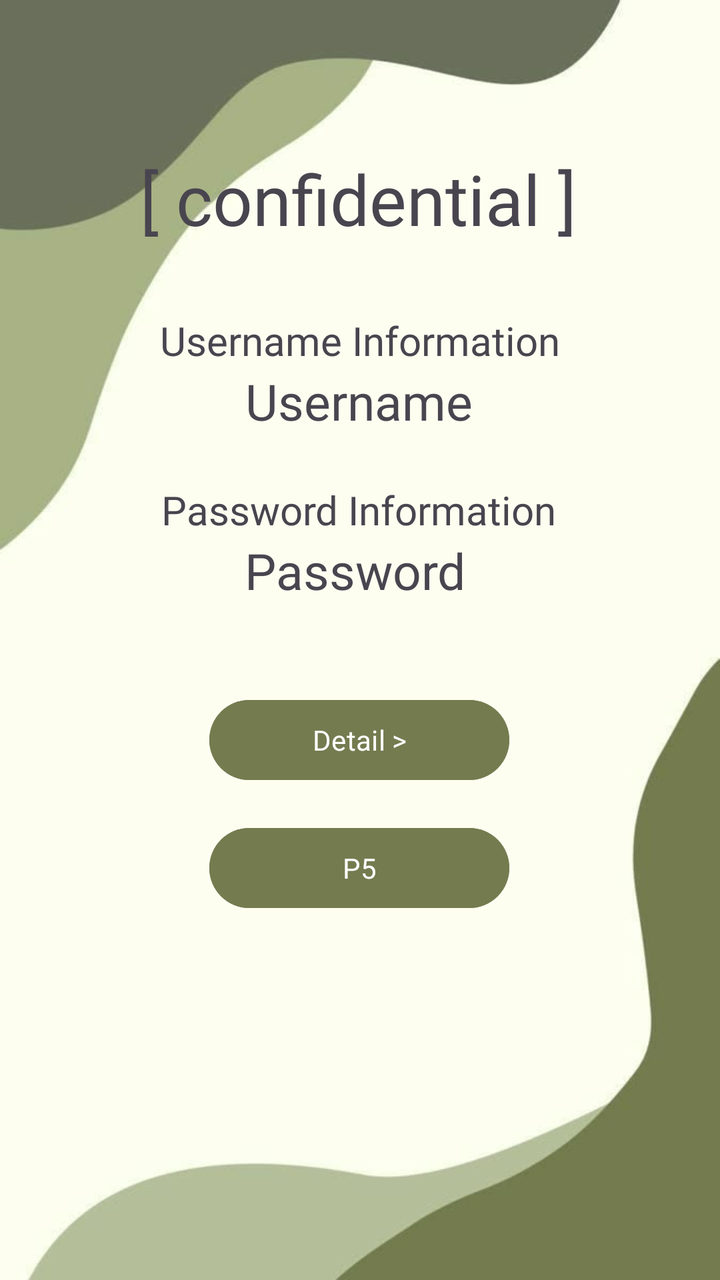
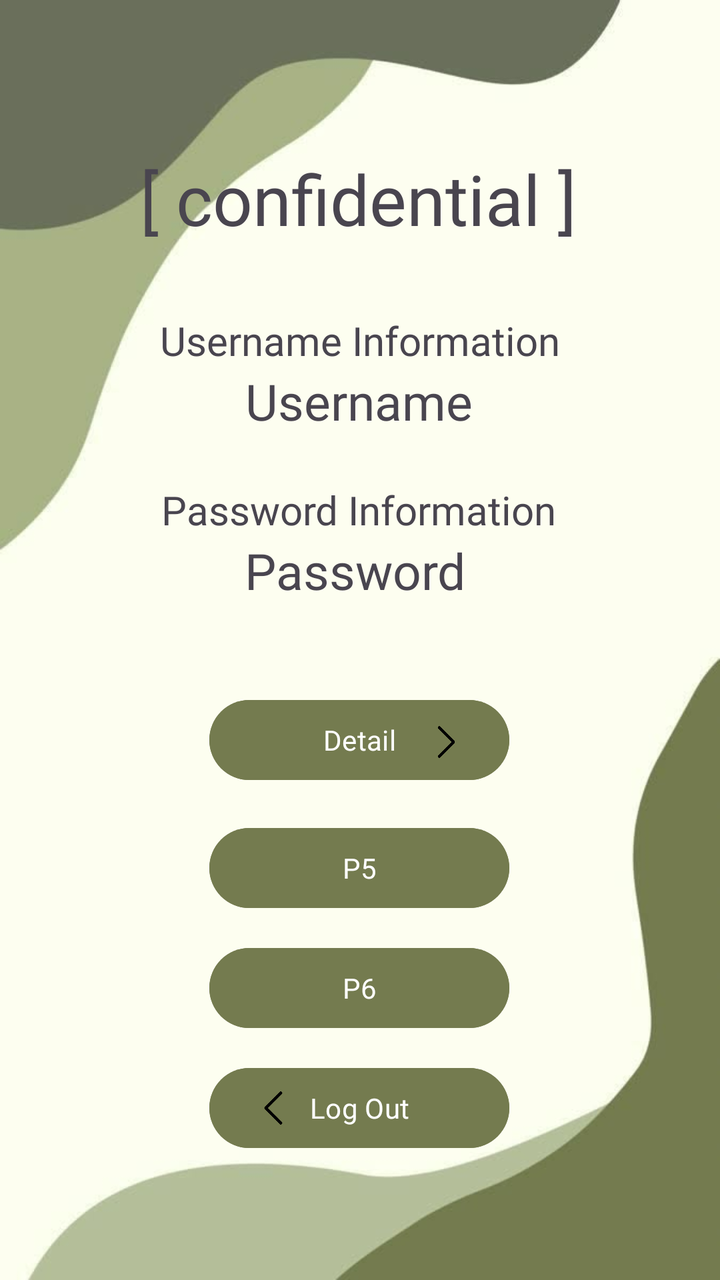

The first picture is an Android layout as it rendered before a commit; the second is the same layout after the commit. The layout source and the unified diff follow.
<!-- AndroidManifest.xml: application theme Theme.Sherine_TIA -->
<!-- res/layout/activity_main.xml -->
<?xml version="1.0" encoding="utf-8"?>
<androidx.constraintlayout.widget.ConstraintLayout xmlns:android="http://schemas.android.com/apk/res/android"
    xmlns:app="http://schemas.android.com/apk/res-auto"
    xmlns:tools="http://schemas.android.com/tools"
    android:id="@+id/main"
    android:layout_width="match_parent"
    android:layout_height="match_parent"
    android:background="@color/bgColour"
    tools:context=".MainActivity">

    <ImageView
        android:id="@+id/imageView4"
        android:layout_width="0dp"
        android:layout_height="0dp"
        android:scaleType="centerCrop"
        app:layout_constraintBottom_toBottomOf="parent"
        app:layout_constraintEnd_toEndOf="parent"
        app:layout_constraintHorizontal_bias="1.0"
        app:layout_constraintStart_toStartOf="parent"
        app:layout_constraintTop_toTopOf="parent"
        app:layout_constraintVertical_bias="0.0"
        app:srcCompat="@drawable/bg_img" />

    <TextView
        android:id="@+id/password"
        android:layout_width="wrap_content"
        android:layout_height="wrap_content"
        android:layout_marginStart="80dp"
        android:layout_marginEnd="84dp"
        android:fontFamily="@font/cinzel_regular"
        android:text="Password"
        android:textSize="25dp"
        app:layout_constraintEnd_toEndOf="parent"
        app:layout_constraintHorizontal_bias="0.494"
        app:layout_constraintStart_toStartOf="parent"
        app:layout_constraintTop_toBottomOf="@+id/txtPassword" />

    <TextView
        android:id="@+id/textView5"
        android:layout_width="wrap_content"
        android:layout_height="wrap_content"
        android:layout_marginTop="76dp"
        android:fontFamily="@font/cinzel_bold"
        android:text="[ confidential ]"
        android:textSize="35dp"
        app:layout_constraintEnd_toEndOf="parent"
        app:layout_constraintHorizontal_bias="0.495"
        app:layout_constraintStart_toStartOf="parent"
        app:layout_constraintTop_toTopOf="parent" />

    <TextView
        android:id="@+id/username"
        android:layout_width="wrap_content"
        android:layout_height="wrap_content"
        android:fontFamily="@font/cinzel_regular"
        android:text="Username"
        android:textSize="25dp"
        app:layout_constraintEnd_toEndOf="parent"
        app:layout_constraintHorizontal_bias="0.498"
        app:layout_constraintStart_toStartOf="parent"
        app:layout_constraintTop_toBottomOf="@+id/txtUsername" />

    <TextView
        android:id="@+id/txtUsername"
        android:layout_width="wrap_content"
        android:layout_height="wrap_content"
        android:layout_marginTop="34dp"
        android:fontFamily="@font/cinzel_bold"
        android:text="Username Information"
        android:textSize="20sp"
        app:layout_constraintEnd_toEndOf="parent"
        app:layout_constraintStart_toStartOf="parent"
        app:layout_constraintTop_toBottomOf="@+id/textView5" />

    <TextView
        android:id="@+id/txtPassword"
        android:layout_width="wrap_content"
        android:layout_height="wrap_content"
        android:layout_marginTop="24dp"
        android:fontFamily="@font/cinzel_bold"
        android:text="Password Information"
        android:textSize="20sp"
        app:layout_constraintEnd_toEndOf="parent"
        app:layout_constraintHorizontal_bias="0.496"
        app:layout_constraintStart_toStartOf="parent"
        app:layout_constraintTop_toBottomOf="@+id/username" />

    <Button
        android:id="@+id/btnDetail"
        android:layout_width="150dp"
        android:layout_height="wrap_content"
        android:layout_marginTop="44dp"
        android:backgroundTint="@color/button"
        android:fontFamily="@font/godofwar"
        android:text="Detail >"
        app:layout_constraintEnd_toEndOf="parent"
        app:layout_constraintHorizontal_bias="0.498"
        app:layout_constraintStart_toStartOf="parent"
        app:layout_constraintTop_toBottomOf="@+id/password" />

    <Button
        android:id="@+id/btnP5"
        android:layout_width="150dp"
        android:layout_height="wrap_content"
        android:layout_marginTop="16dp"
        android:backgroundTint="@color/button"
        android:fontFamily="@font/godofwar"
        android:text="P5"
        app:layout_constraintEnd_toEndOf="parent"
        app:layout_constraintHorizontal_bias="0.498"
        app:layout_constraintStart_toStartOf="parent"
        app:layout_constraintTop_toBottomOf="@+id/btnDetail" />

</androidx.constraintlayout.widget.ConstraintLayout>
<!-- resources referenced by this layout -->
<resources>
  <color name="bgColour">#FDFEF0</color>
  <color name="button">#747B4F</color>
  <!-- drawable bg_img: jpg bitmap (drawable, 10334 bytes) -->
  <style name="Theme.Sherine_TIA" parent="Base.Theme.Sherine_TIA" />
  <style name="Base.Theme.Sherine_TIA" parent="Theme.Material3.DayNight.NoActionBar">
          
          
      </style>
</resources>

<!-- the commit's change to res/layout/activity_main.xml (unified diff, before → after) -->
@@ -92,7 +92,7 @@
         android:layout_marginTop="44dp"
         android:backgroundTint="@color/button"
         android:fontFamily="@font/godofwar"
-        android:text="Detail >"
+        android:text="Detail"
         app:layout_constraintEnd_toEndOf="parent"
         app:layout_constraintHorizontal_bias="0.498"
         app:layout_constraintStart_toStartOf="parent"
@@ -111,4 +111,54 @@
         app:layout_constraintStart_toStartOf="parent"
         app:layout_constraintTop_toBottomOf="@+id/btnDetail" />
 
+    <Button
+        android:id="@+id/btnP6"
+        android:layout_width="150dp"
+        android:layout_height="wrap_content"
+        android:layout_marginTop="12dp"
+        android:backgroundTint="@color/button"
+        android:fontFamily="@font/godofwar"
+        android:text="P6"
+        app:layout_constraintEnd_toEndOf="parent"
+        app:layout_constraintHorizontal_bias="0.498"
+        app:layout_constraintStart_toStartOf="parent"
+        app:layout_constraintTop_toBottomOf="@+id/btnP5" />
+
+    <Button
+        android:id="@+id/btnLogOut"
+        android:layout_width="150dp"
+        android:layout_height="wrap_content"
+        android:layout_marginTop="12dp"
+        android:backgroundTint="@color/button"
+        android:fontFamily="@font/godofwar"
+        android:text="Log Out"
+        app:layout_constraintEnd_toEndOf="parent"
+        app:layout_constraintHorizontal_bias="0.498"
+        app:layout_constraintStart_toStartOf="parent"
+        app:layout_constraintTop_toBottomOf="@+id/btnP6" />
+
+    <ImageView
+        android:id="@+id/imageView5"
+        android:layout_width="24dp"
+        android:layout_height="48dp"
+        android:layout_marginStart="20dp"
+        android:rotation="90"
+        app:layout_constraintBottom_toBottomOf="@+id/btnLogOut"
+        app:layout_constraintStart_toStartOf="@+id/btnLogOut"
+        app:layout_constraintTop_toTopOf="@+id/btnLogOut"
+        app:layout_constraintVertical_bias="0.0"
+        app:srcCompat="@drawable/arrow" />
+
+    <ImageView
+        android:id="@+id/imageView7"
+        android:layout_width="23dp"
+        android:layout_height="46dp"
+        android:layout_marginEnd="20dp"
+        android:rotation="-90"
+        app:layout_constraintBottom_toBottomOf="@+id/btnDetail"
+        app:layout_constraintEnd_toEndOf="@+id/btnDetail"
+        app:layout_constraintTop_toTopOf="@+id/btnDetail"
+        app:layout_constraintVertical_bias="1.0"
+        app:srcCompat="@drawable/arrow" />
+
 </androidx.constraintlayout.widget.ConstraintLayout>
<!-- resource entries referenced after the edit -->
@@ -1,7 +1,8 @@
 <!-- resources referenced by this layout -->
 <resources>
-  <color name="bgColour">#FDFEF0</color>
+  <color name="bgColour">#EAF5EE</color>
   <color name="button">#747B4F</color>
+  <!-- drawable arrow: png bitmap (drawable, 2806 bytes) -->
   <!-- drawable bg_img: jpg bitmap (drawable, 10334 bytes) -->
   <style name="Theme.Sherine_TIA" parent="Base.Theme.Sherine_TIA" />
   <style name="Base.Theme.Sherine_TIA" parent="Theme.Material3.DayNight.NoActionBar">
